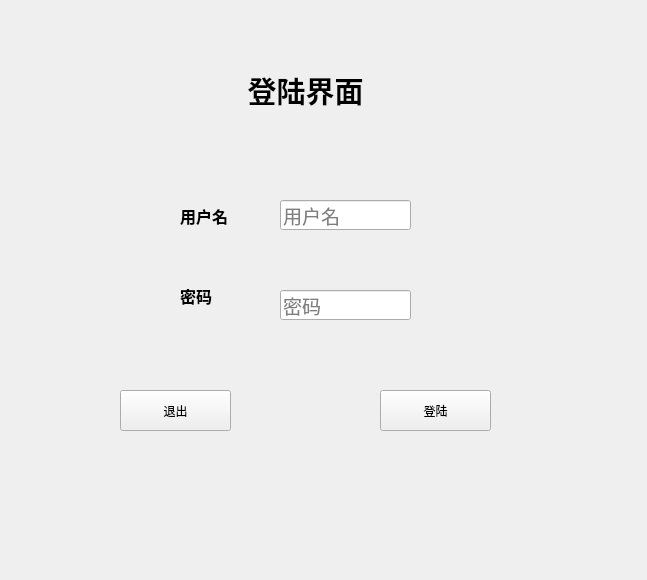
The window that shop/login.ui (CH3OCH3-lio/shop-management) describes before a commit, drawn with Qt 5.
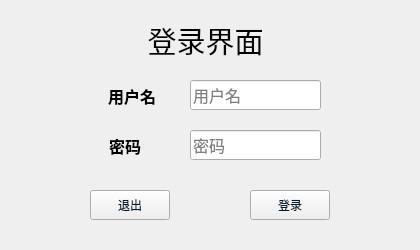
The same window after the commit. Icons and pictures are not drawn.

Diff of the .ui file:
```diff
--- a/shop/login.ui
+++ b/shop/login.ui
@@ -6,8 +6,8 @@
    <rect>
     <x>0</x>
     <y>0</y>
-    <width>647</width>
-    <height>580</height>
+    <width>420</width>
+    <height>250</height>
    </rect>
   </property>
   <property name="windowTitle">
@@ -16,25 +16,25 @@
   <widget class="QLabel" name="label">
    <property name="geometry">
     <rect>
-     <x>200</x>
-     <y>50</y>
+     <x>100</x>
+     <y>0</y>
      <width>211</width>
      <height>81</height>
     </rect>
    </property>
    <property name="font">
     <font>
-     <family>Agency FB</family>
+     <family>宋体</family>
      <pointsize>22</pointsize>
-     <weight>75</weight>
-     <bold>true</bold>
+     <weight>50</weight>
+     <bold>false</bold>
     </font>
    </property>
    <property name="layoutDirection">
     <enum>Qt::LeftToRight</enum>
    </property>
    <property name="text">
-    <string>登陆界面</string>
+    <string>登录界面</string>
    </property>
    <property name="alignment">
     <set>Qt::AlignCenter</set>
@@ -43,8 +43,8 @@
   <widget class="QLineEdit" name="useredit">
    <property name="geometry">
     <rect>
-     <x>280</x>
-     <y>200</y>
+     <x>190</x>
+     <y>80</y>
      <width>131</width>
      <height>30</height>
     </rect>
@@ -52,7 +52,7 @@
    <property name="font">
     <font>
      <family>宋体</family>
-     <pointsize>14</pointsize>
+     <pointsize>12</pointsize>
      <weight>50</weight>
      <bold>false</bold>
     </font>
@@ -73,8 +73,8 @@
   <widget class="QLineEdit" name="passedit">
    <property name="geometry">
     <rect>
-     <x>280</x>
-     <y>290</y>
+     <x>190</x>
+     <y>130</y>
      <width>131</width>
      <height>30</height>
     </rect>
@@ -82,7 +82,7 @@
    <property name="font">
     <font>
      <family>宋体</family>
-     <pointsize>14</pointsize>
+     <pointsize>12</pointsize>
      <weight>50</weight>
      <bold>false</bold>
     </font>
@@ -100,9 +100,9 @@
   <widget class="QLabel" name="label_2">
    <property name="geometry">
     <rect>
-     <x>180</x>
-     <y>200</y>
-     <width>101</width>
+     <x>15</x>
+     <y>80</y>
+     <width>141</width>
      <height>31</height>
     </rect>
    </property>
@@ -114,16 +114,22 @@
      <bold>true</bold>
     </font>
    </property>
+   <property name="styleSheet">
+    <string notr="true">image: url(:/photo/qq.png);</string>
+   </property>
    <property name="text">
     <string>用户名</string>
    </property>
+   <property name="alignment">
+    <set>Qt::AlignRight|Qt::AlignTrailing|Qt::AlignVCenter</set>
+   </property>
   </widget>
   <widget class="QLabel" name="label_3">
    <property name="geometry">
     <rect>
-     <x>180</x>
-     <y>280</y>
-     <width>101</width>
+     <x>30</x>
+     <y>130</y>
+     <width>111</width>
      <height>31</height>
     </rect>
    </property>
@@ -135,32 +141,61 @@
      <bold>true</bold>
     </font>
    </property>
+   <property name="styleSheet">
+    <string notr="true">image: url(:/photo/lock.png);</string>
+   </property>
    <property name="text">
     <string>密码</string>
    </property>
+   <property name="alignment">
+    <set>Qt::AlignRight|Qt::AlignTrailing|Qt::AlignVCenter</set>
+   </property>
   </widget>
   <widget class="QPushButton" name="pushButton">
    <property name="geometry">
     <rect>
-     <x>380</x>
-     <y>390</y>
-     <width>111</width>
-     <height>41</height>
+     <x>250</x>
+     <y>190</y>
+     <width>80</width>
+     <height>30</height>
     </rect>
    </property>
+   <property name="font">
+    <font>
+     <family>微软雅黑</family>
+     <pointsize>9</pointsize>
+     <weight>50</weight>
+     <italic>false</italic>
+     <bold>false</bold>
+    </font>
+   </property>
+   <property name="styleSheet">
+    <string notr="true">QPushButton{
+color: rgb(0,27,47);
+font: 9pt &quot;微软雅黑&quot;;
+}
+</string>
+   </property>
    <property name="text">
-    <string>登陆</string>
+    <string>登录</string>
    </property>
   </widget>
   <widget class="QPushButton" name="pushButton_2">
    <property name="geometry">
     <rect>
-     <x>120</x>
-     <y>390</y>
-     <width>111</width>
-     <height>41</height>
+     <x>90</x>
+     <y>190</y>
+     <width>80</width>
+     <height>30</height>
     </rect>
    </property>
+   <property name="styleSheet">
+    <string notr="true">QPushButton{
+color: rgb(0,27,47);
+font: 9pt &quot;微软雅黑&quot;;
+}
+</string>
+   </property>
    <property name="text">
     <string>退出</string>
    </property>
```
